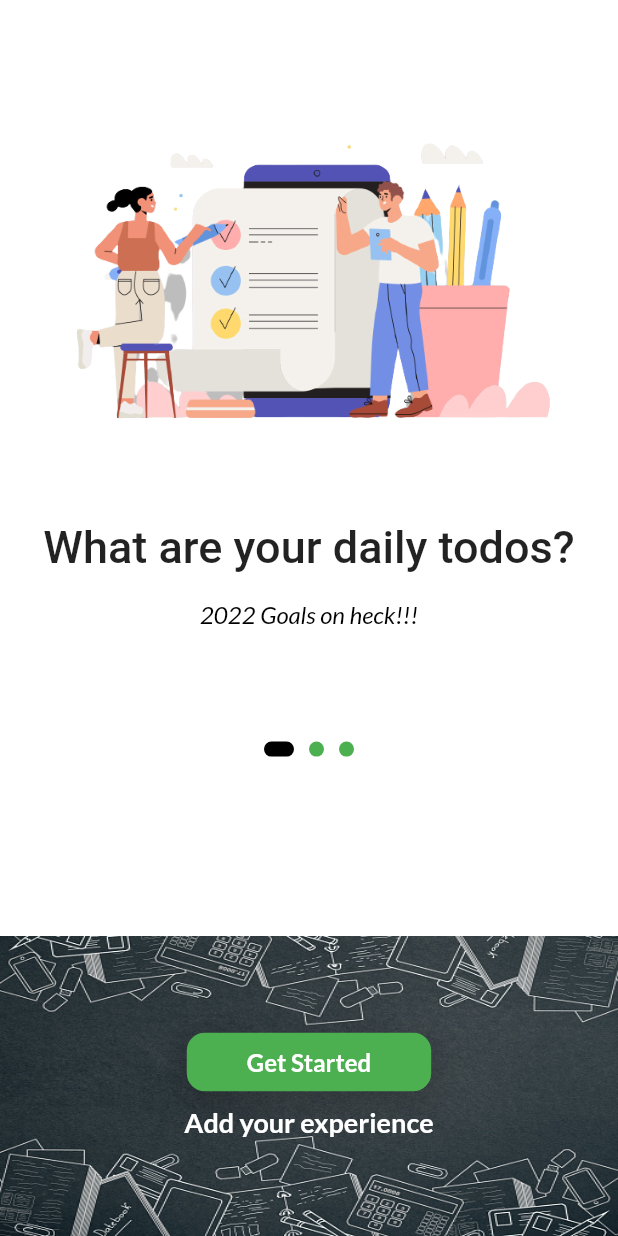
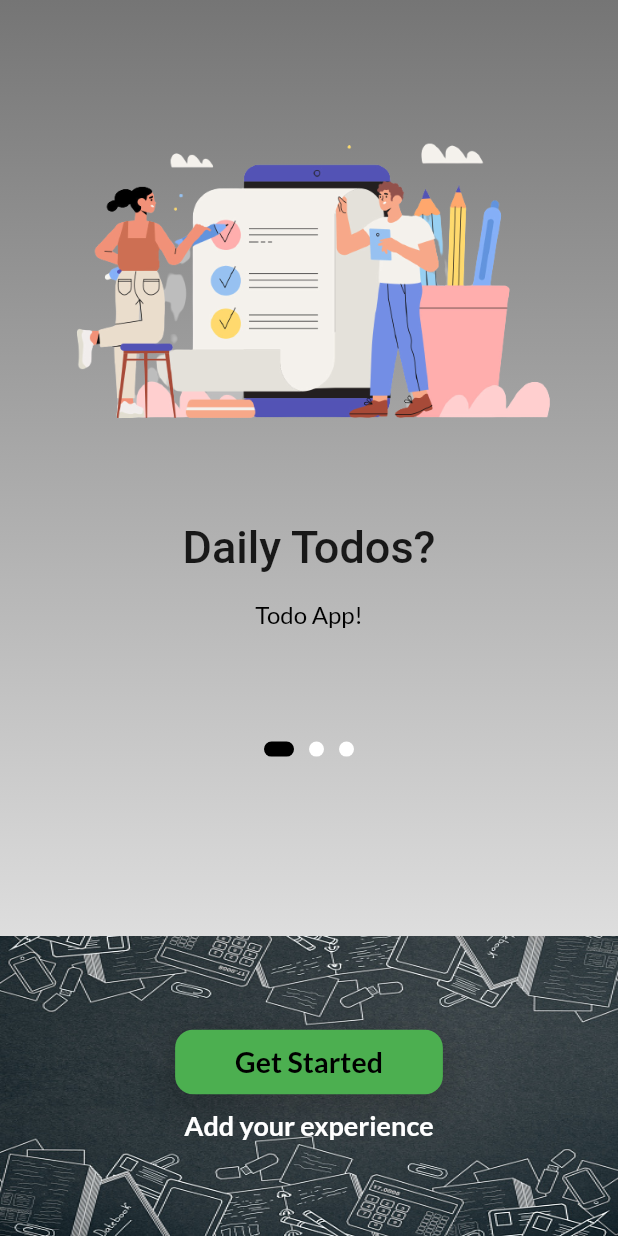
Before and after one commit to waynetipsy/Cop_Todo, a Flutter app: the screen it shows after launch, on a phone screen of 412 x 824 dp. Run offline on Flutter 3.47's test engine with Material 2 defaults, Android fonts, the light colour scheme and no system bars; our stand-ins replace animated_text_kit, cloud_firestore, firebase_auth, firebase_core, font_awesome_flutter, google_fonts and 4 more; accounts and stored records are empty.

Commit message:
Changed Code

```diff
--- /dev/null
+++ b/lib/authchange.dart
@@ -0,0 +1,33 @@
+import 'package:firebase_auth/firebase_auth.dart';
+import 'package:flutter/material.dart';
+import 'package:login_todo/pages/homepage.dart';
+import 'package:login_todo/pages/onboardingscreen.dart';
+
+
+  class AuthChange extends StatelessWidget {
+    const AuthChange({ Key? key }) : super(key: key);
+
+    @override
+    Widget build(BuildContext context) {
+      return  StreamBuilder(
+      stream: FirebaseAuth.instance.authStateChanges(),
+      builder: (ctx, snapShot) {
+        if (snapShot.connectionState == ConnectionState.waiting) {
+          return const Scaffold(
+            body: Center(
+              child: CircularProgressIndicator(
+            color: Colors.black,
+          ),
+            ),
+          ) ;
+        }else if (snapShot.hasError) {
+          return const Center(child: Text('Something went wrong'),);
+        }else if (snapShot.hasData) {
+          return const HomePage();
+        }else {
+          return const Onboarding();
+        }
+      },
+    );
+  }
+}
--- a/lib/logout.dart
+++ b/lib/logout.dart
@@ -1,7 +1,7 @@
 import 'package:flutter/material.dart';
+import 'package:login_todo/pages/onboardingscreen.dart';
 import 'custom_page_route.dart';
 import 'package:google_fonts/google_fonts.dart';
-import 'package:login_todo/pages/login.dart';
 import './google_auth.dart';
 
 
@@ -32,7 +32,7 @@ class _LogOutState extends State<LogOut> {
         onPressed: () async {
       await  AuthService().signOut();
       Navigator.of(context).push(
-      CustomPageRoute(child: const LoginPage(),
+      CustomPageRoute(child: const Onboarding(),
         ),
        );
       },
--- a/lib/main.dart
+++ b/lib/main.dart
@@ -1,14 +1,13 @@
 import 'package:firebase_core/firebase_core.dart';
 import 'package:flutter/material.dart';
-//import 'package:login_todo/pages/homepage.dart';
-import 'package:login_todo/pages/onboardingscreen.dart';
-//import './pages/login.dart';
+import 'package:login_todo/authchange.dart';
+
+
 
 void main() async { WidgetsFlutterBinding.ensureInitialized();
   await Firebase.initializeApp();
   runApp(const MyApp());
 }
-
 class MyApp extends StatelessWidget {
   const MyApp({Key? key}) : super(key: key);
 
@@ -18,7 +17,10 @@ class MyApp extends StatelessWidget {
     return const MaterialApp(
       debugShowCheckedModeBanner: false,
       title: 'My Todos',
-      home: Onboarding(),
+      home: AuthChange(),
+
+
+
     );
   }
 }
--- a/lib/maindrawer.dart
+++ b/lib/maindrawer.dart
@@ -55,7 +55,7 @@ class _MainDrawerState extends State<MainDrawer> {
               ),
             ),
           ),
-        const  SizedBox(height: 10),
+        const  SizedBox(height: 25),
        ListTile(
             onTap: () {
                Navigator.of(context).pop();
@@ -80,7 +80,7 @@ class _MainDrawerState extends State<MainDrawer> {
             ),
           ),
          const  SizedBox(height: 10),
-          ListTile(
+          /*ListTile(
               onTap: () {},
               leading: const Icon(
               Icons.settings,
@@ -95,7 +95,7 @@ class _MainDrawerState extends State<MainDrawer> {
                   fontSize: 20,
                 ),
               ),
-            ),
+            ), */
 
          const SizedBox(height: 40),
            ListTile(
@@ -128,7 +128,7 @@ class _MainDrawerState extends State<MainDrawer> {
           onTap: () {
           showAboutDialog(context: context,
           applicationIcon: const FlutterLogo(),
-          applicationLegalese: 'This is a task management app to help you stay organized and manage your day-to-day.',
+          applicationLegalese: 'This is a task management app to help you stay organized and manage your day-to-day todo task.',
           applicationName: 'Todo Note App'
            );
           },
--- a/lib/pages/onboardingscreen.dart
+++ b/lib/pages/onboardingscreen.dart
@@ -21,7 +21,14 @@ class _OnboardingState extends State<Onboarding>  {
   Widget build(BuildContext context) {
     return Scaffold(
       backgroundColor: Colors.white,
-      body: Stack(
+      body: Container(
+       decoration: BoxDecoration(gradient: LinearGradient(
+         begin: Alignment.topCenter,
+         end: Alignment.bottomCenter,
+         colors: [Colors.grey.shade600, Colors.white]
+          ),
+         ),
+     child: Stack(
         children: [
           Column(
             mainAxisAlignment: MainAxisAlignment.start,
@@ -31,9 +38,9 @@ class _OnboardingState extends State<Onboarding>  {
           child: PageView(
             controller: _pageController,
             children: [
-           onBoardPage('todonowpreview','What are your daily todos?'),
-           onBoardPage('listdo', 'Here is a todo app'),
-           onBoardPage('animation', 'your todo reminder')
+           onBoardPage('todonowpreview','Daily Todos?'),
+           onBoardPage('listdo', 'Here is a Todo App'),
+           onBoardPage('animation', 'Your Todo Reminder')
                 ],
         onPageChanged: (value) => (setCurrentPage(value)),
                ),
@@ -78,9 +85,9 @@ class _OnboardingState extends State<Onboarding>  {
             ),
            child:  Text('Get Started',
            style: GoogleFonts.lato(
-             fontSize: 16,
+             fontSize: 19,
              fontWeight: FontWeight.bold,
-             color: Colors.white,
+             color: Colors.black,
            ) ,),
           ),
           ),
@@ -99,6 +106,7 @@ class _OnboardingState extends State<Onboarding>  {
           ),
         ],
        ),
+      ),
      );
   }
   AnimatedContainer getIndicator(int pageNo) {
@@ -109,7 +117,7 @@ class _OnboardingState extends State<Onboarding>  {
       margin: const EdgeInsets.symmetric(horizontal: 5),
       decoration: BoxDecoration(
         borderRadius: const BorderRadius.all(Radius.circular(5)),
-        color: (currentPage == pageNo) ? Colors.black : Colors.green,
+        color: (currentPage == pageNo) ? Colors.black : Colors.white,
        ),
       );
     }
@@ -144,10 +152,9 @@ class _OnboardingState extends State<Onboarding>  {
       ),
     Container(
       padding: const EdgeInsets.symmetric(vertical: 8, horizontal: 35),
-      child:  Text('2022 Goals on heck!!!',
+      child:  Text('Todo App!',
        style: GoogleFonts.lato(fontSize: 16,
        color:  Colors.black,
-       fontStyle: FontStyle.italic,
        ),
        textAlign: TextAlign.center,
         ),
```
Also changed, not shown: lib/calendar.dart (+13 -1 lines), lib/google_auth.dart (+8 -8 lines), lib/pages/addnote.dart (+16 -5 lines), lib/pages/homepage.dart (+41 -4 lines), lib/pages/login.dart (+73 -14 lines).
